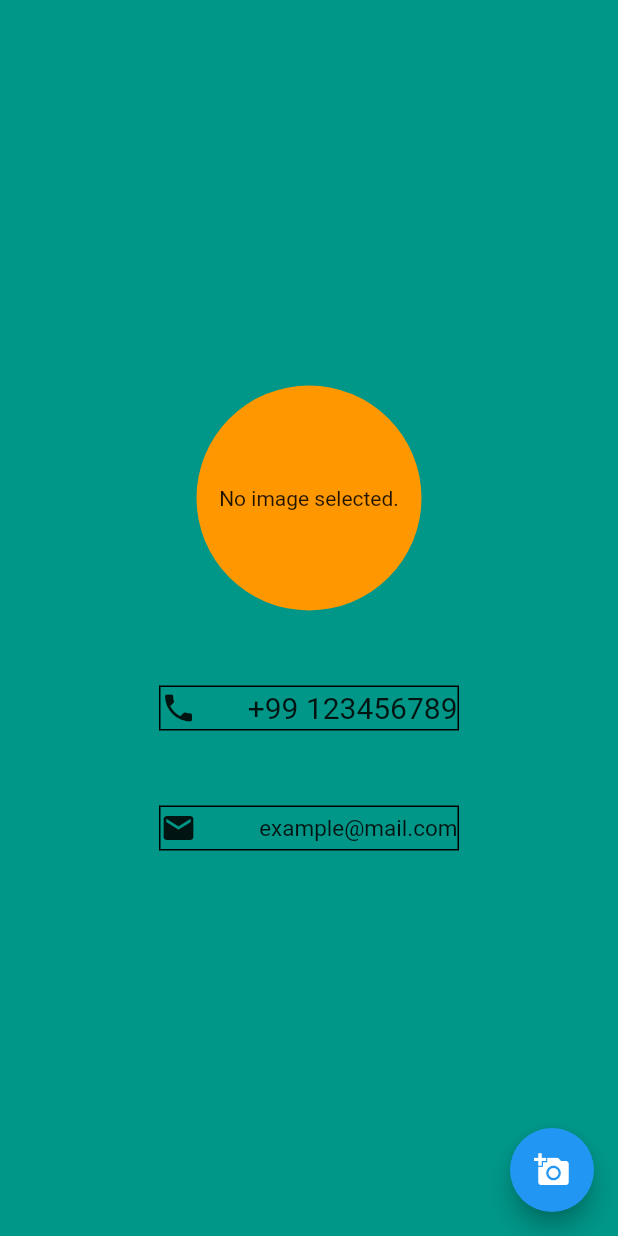
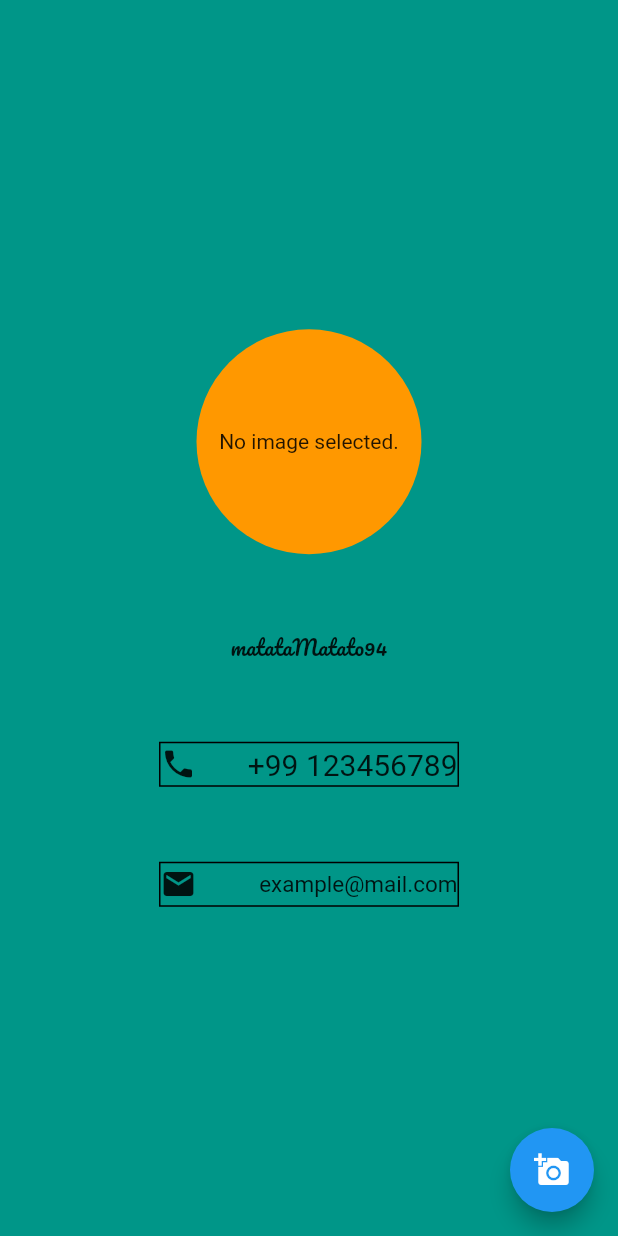
Before and after one commit to matatoMatata94/businesscard, a Flutter app: the screen it shows after launch, on a phone screen of 412 x 824 dp. Run offline on Flutter 3.47's test engine with Material 2 defaults, Android fonts, the phone set to English and light mode, and no system bars; our stand-ins replace image_picker.

Commit message:
Updated UI

```diff
--- a/lib/showCard.dart
+++ b/lib/showCard.dart
@@ -34,6 +34,15 @@ class _BusinessCardState extends State<BusinessCard> {
                     decoration: BoxDecoration(
                       shape: BoxShape.circle,
                       color: Colors.orange,
+                    ),
+                  ),
+                  Container(height: 50),
+                  Container(
+                    child: Text(
+                      'matataMatato94',
+                      style: TextStyle(
+                        fontFamily: 'Pacifico',
+                      ),
                     ),
                   ),
                   Container(height: 50),
```
Also changed, not shown: pubspec.yaml (+7 -51 lines), fonts/Pacifico-Regular.ttf (added).
